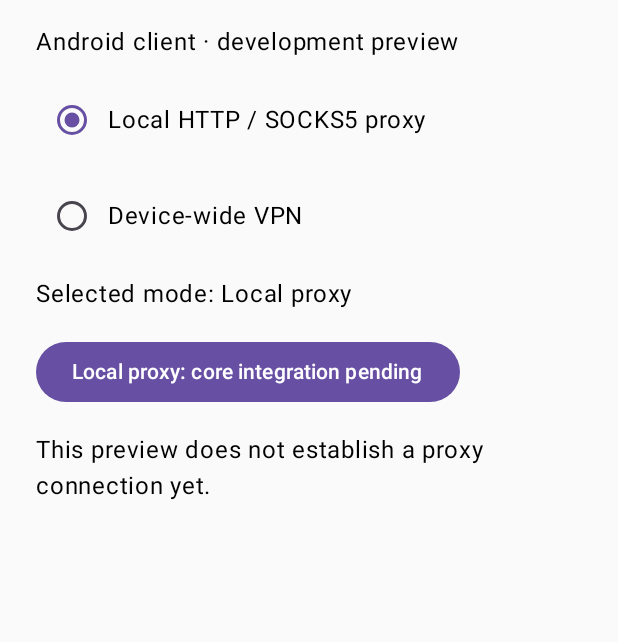
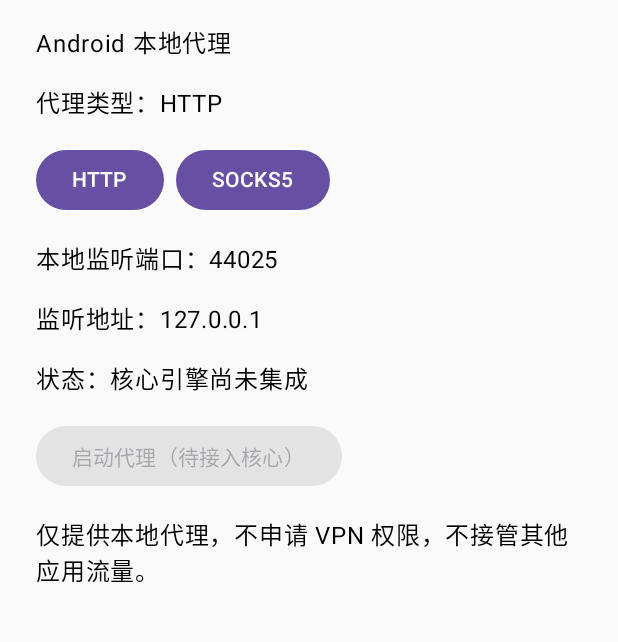
Before and after one commit to mengxianbo/openwrt-openrung, an Android app built with Jetpack Compose: the screen it shows after launch (MainActivity), on a phone screen of 412 x 824 dp, the part 90-732 px from its top. Run offline under Robolectric (Android 15) with nearby library versions, the phone set to English and light mode, and no system bars.

Commit message:
Replace VPN preview with local proxy-only UI

```diff
--- a/android/app/src/main/java/org/openrung/android/MainActivity.kt
+++ b/android/app/src/main/java/org/openrung/android/MainActivity.kt
@@ -1,9 +1,5 @@
 package org.openrung.android
 
-import android.app.Activity
-import android.content.Intent
-import android.net.VpnService
-import android.os.Bundle
 import androidx.activity.ComponentActivity
 import androidx.activity.compose.setContent
 import androidx.compose.foundation.layout.Arrangement
@@ -12,54 +8,38 @@ import androidx.compose.foundation.layout.fillMaxSize
 import androidx.compose.foundation.layout.padding
 import androidx.compose.material3.Button
 import androidx.compose.material3.MaterialTheme
-import androidx.compose.material3.RadioButton
 import androidx.compose.material3.Text
 import androidx.compose.runtime.*
-import androidx.compose.ui.Alignment
 import androidx.compose.ui.Modifier
 import androidx.compose.ui.unit.dp
 
 class MainActivity : ComponentActivity() {
-    override fun onCreate(savedInstanceState: Bundle?) {
+    override fun onCreate(savedInstanceState: android.os.Bundle?) {
         super.onCreate(savedInstanceState)
         setContent {
-            var mode by remember { mutableStateOf("Local proxy") }
+            var proxyType by remember { mutableStateOf("HTTP") }
+            var port by remember { mutableStateOf("44025") }
             MaterialTheme {
                 Column(
                     modifier = Modifier.fillMaxSize().padding(24.dp),
-                    verticalArrangement = Arrangement.spacedBy(16.dp),
-                    horizontalAlignment = Alignment.Start
+                    verticalArrangement = Arrangement.spacedBy(16.dp)
                 ) {
                     Text("OpenRung", style = MaterialTheme.typography.headlineMedium)
-                    Text("Android client · development preview")
-                    RowChoice("Local HTTP / SOCKS5 proxy", mode == "Local proxy") { mode = "Local proxy" }
-                    RowChoice("Device-wide VPN", mode == "VPN") { mode = "VPN" }
-                    Text("Selected mode: $mode")
-                    Button(onClick = {
-                        if (mode == "VPN") {
-                            val intent = VpnService.prepare(this@MainActivity)
-                            if (intent != null) startActivityForResult(intent, 1001)
-                        }
-                    }) { Text(if (mode == "VPN") "Request VPN permission" else "Local proxy: core integration pending") }
-                    Text("This preview does not establish a proxy connection yet.")
+                    Text("Android 本地代理")
+                    Text("代理类型：$proxyType")
+                    androidx.compose.foundation.layout.Row(horizontalArrangement = Arrangement.spacedBy(8.dp)) {
+                        Button(onClick = { proxyType = "HTTP" }) { Text("HTTP") }
+                        Button(onClick = { proxyType = "SOCKS5" }) { Text("SOCKS5") }
+                    }
+                    Text("本地监听端口：$port")
+                    Text("监听地址：127.0.0.1")
+                    Text("状态：核心引擎尚未集成")
+                    Button(onClick = { /* Enabled after the Android proxy engine is integrated. */ }, enabled = false) {
+                        Text("启动代理（待接入核心）")
+                    }
+                    Text("仅提供本地代理，不申请 VPN 权限，不接管其他应用流量。")
                 }
             }
         }
     }
-
-    @Deprecated("Use Activity Result APIs in the production connection flow")
-    override fun onActivityResult(requestCode: Int, resultCode: Int, data: Intent?) {
-        super.onActivityResult(requestCode, resultCode, data)
-        if (requestCode == 1001 && resultCode == Activity.RESULT_OK) {
-            // Permission granted only. The Android data plane is not integrated yet.
-        }
-    }
 }
-
-@Composable
-private fun RowChoice(label: String, selected: Boolean, onSelect: () -> Unit) {
-    androidx.compose.foundation.layout.Row(verticalAlignment = Alignment.CenterVertically) {
-        RadioButton(selected = selected, onClick = onSelect)
-        Text(label)
-    }
-}
```
